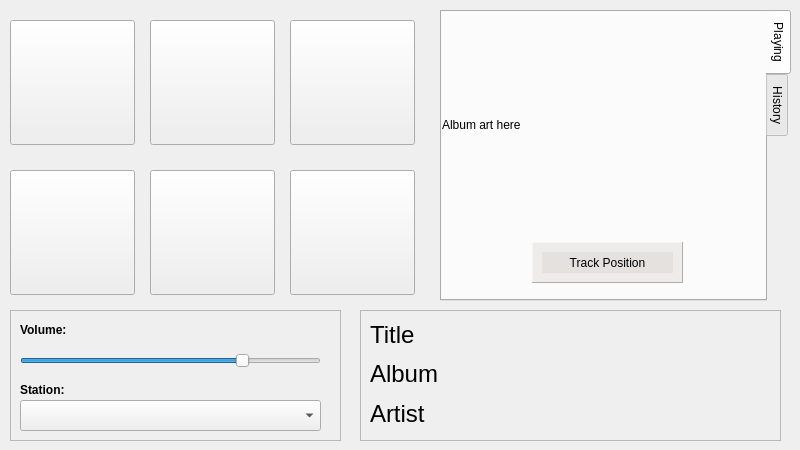
The window that qAndora-mobile.ui (JeffHoogland/qAndora) describes before a commit, drawn with Qt 5.
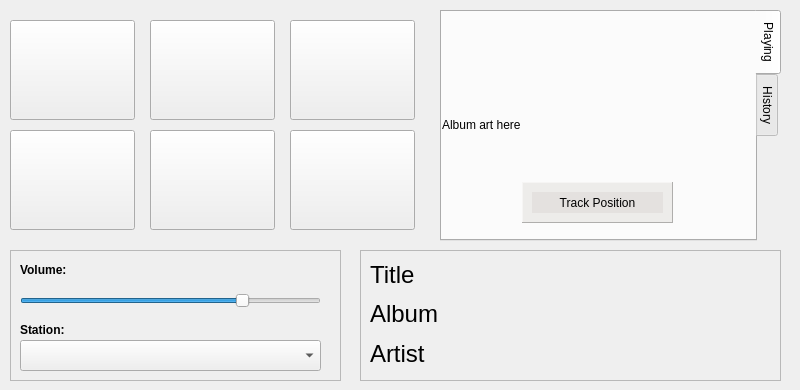
The same window after the commit. Icons and pictures are not drawn.

Commit message: Optimizing mobile UI

The edit to the form file:
```diff
--- a/qAndora-mobile.ui
+++ b/qAndora-mobile.ui
@@ -7,13 +7,13 @@
     <x>0</x>
     <y>0</y>
     <width>800</width>
-    <height>450</height>
+    <height>390</height>
    </rect>
   </property>
   <property name="minimumSize">
    <size>
     <width>800</width>
-    <height>450</height>
+    <height>390</height>
    </size>
   </property>
   <property name="maximumSize">
@@ -35,8 +35,8 @@
      <rect>
       <x>440</x>
       <y>10</y>
-      <width>351</width>
-      <height>291</height>
+      <width>341</width>
+      <height>231</height>
      </rect>
     </property>
     <property name="tabPosition">
@@ -54,13 +54,13 @@
        <rect>
         <x>0</x>
         <y>0</y>
-        <width>285</width>
+        <width>300</width>
         <height>225</height>
        </rect>
       </property>
       <property name="minimumSize">
        <size>
-        <width>285</width>
+        <width>300</width>
         <height>225</height>
        </size>
       </property>
@@ -80,8 +80,8 @@
      <widget class="QFrame" name="positionFrame">
       <property name="geometry">
        <rect>
-        <x>90</x>
-        <y>230</y>
+        <x>80</x>
+        <y>170</y>
         <width>151</width>
         <height>41</height>
        </rect>
@@ -975,7 +975,7 @@
     <property name="geometry">
      <rect>
       <x>360</x>
-      <y>310</y>
+      <y>250</y>
       <width>421</width>
       <height>131</height>
      </rect>
@@ -1051,9 +1051,9 @@
     <property name="geometry">
      <rect>
       <x>150</x>
-      <y>170</y>
+      <y>130</y>
       <width>125</width>
-      <height>125</height>
+      <height>100</height>
      </rect>
     </property>
     <property name="toolTip">
@@ -1079,7 +1079,7 @@
       <x>290</x>
       <y>20</y>
       <width>125</width>
-      <height>125</height>
+      <height>100</height>
      </rect>
     </property>
     <property name="toolTip">
@@ -1105,7 +1105,7 @@
       <x>150</x>
       <y>20</y>
       <width>125</width>
-      <height>125</height>
+      <height>100</height>
      </rect>
     </property>
     <property name="toolTip">
@@ -1131,7 +1131,7 @@
       <x>10</x>
       <y>20</y>
       <width>125</width>
-      <height>125</height>
+      <height>100</height>
      </rect>
     </property>
     <property name="toolTip">
@@ -1155,9 +1155,9 @@
     <property name="geometry">
      <rect>
       <x>10</x>
-      <y>170</y>
+      <y>130</y>
       <width>125</width>
-      <height>125</height>
+      <height>100</height>
      </rect>
     </property>
     <property name="toolTip">
@@ -1181,9 +1181,9 @@
     <property name="geometry">
      <rect>
       <x>290</x>
-      <y>170</y>
+      <y>130</y>
       <width>125</width>
-      <height>125</height>
+      <height>100</height>
      </rect>
     </property>
     <property name="toolTip">
@@ -1207,7 +1207,7 @@
     <property name="geometry">
      <rect>
       <x>10</x>
-      <y>310</y>
+      <y>250</y>
       <width>331</width>
       <height>131</height>
      </rect>
```
Left out of the diff: 2 changed lines with no effect on the pictures. The commit also changes 1 other file.
